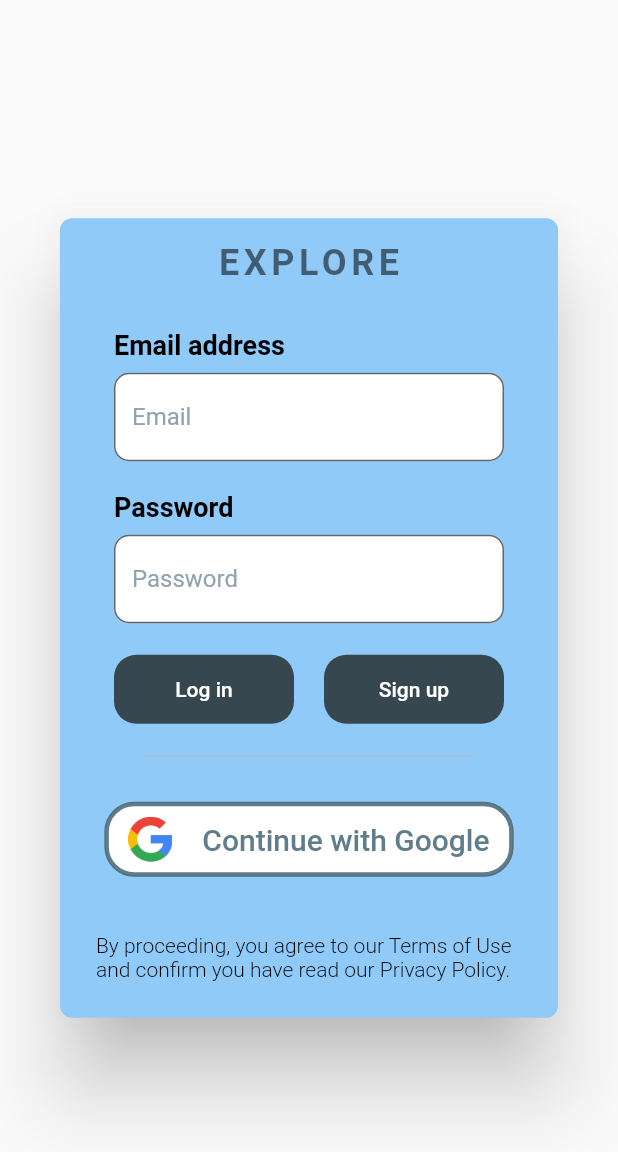
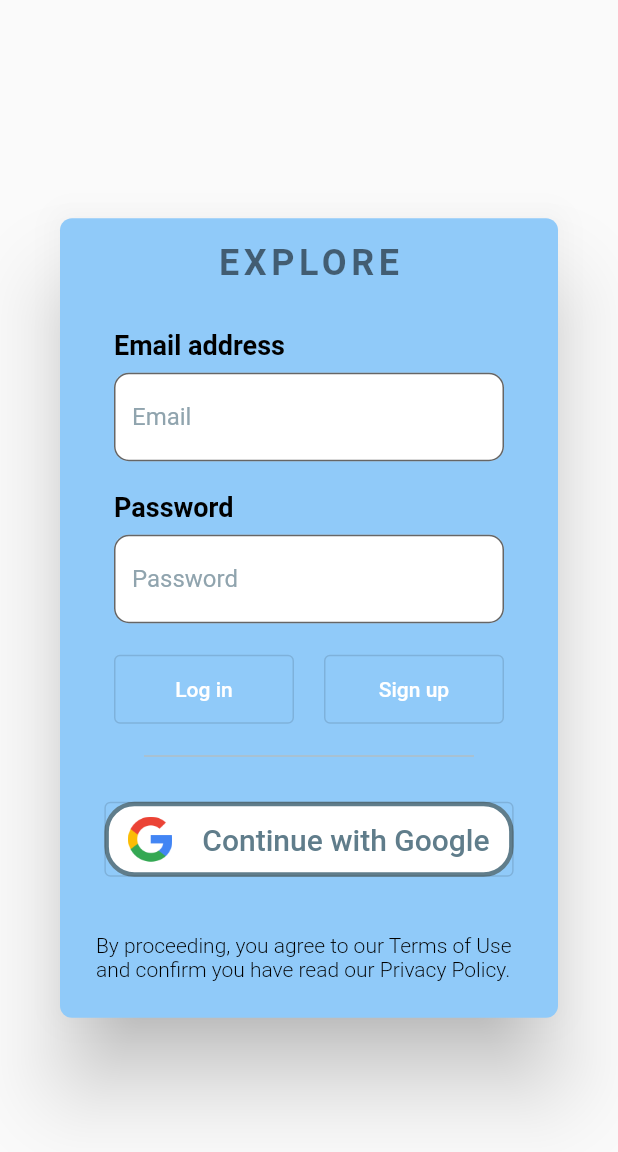
Before and after one commit to pierrickmartino/trip_auth_login, a Flutter app: the AuthDialog widget shown alone on an empty page, opened directly, on a phone screen of 412 x 824 dp. Shown: the top 1152 px of the screen. Run offline on Flutter 3.47's test engine with Material 2 defaults, Android fonts, the phone set to English and light mode, and no system bars; our stand-ins replace firebase_auth, firebase_core, google_sign_in, shared_preferences; accounts and stored records are empty; network calls fail; Roboto replaces fonts that are missing (Montserrat); statements that could not run were skipped.

```diff
--- a/lib/auth_dialog.dart
+++ b/lib/auth_dialog.dart
@@ -5,6 +5,7 @@ import 'google_sign_in_button.dart';
 import 'main.dart';
 
 class AuthDialog extends StatefulWidget {
+  const AuthDialog({Key key}) : super(key: key);
   @override
   _AuthDialogState createState() => _AuthDialogState();
 }
@@ -69,11 +70,11 @@ class _AuthDialogState extends State<AuthDialog> {
     return Dialog(
       backgroundColor: Theme.of(context).backgroundColor,
       shape: RoundedRectangleBorder(
-        borderRadius: BorderRadius.circular(8.0),
+        borderRadius: BorderRadius.circular(8),
       ),
       child: SingleChildScrollView(
         child: Padding(
-          padding: const EdgeInsets.all(16.0),
+          padding: const EdgeInsets.all(16),
           child: Container(
             width: 400,
             color: Theme.of(context).backgroundColor,
@@ -93,10 +94,10 @@ class _AuthDialogState extends State<AuthDialog> {
                     ),
                   ),
                 ),
-                SizedBox(height: 30),
+                const SizedBox(height: 30),
                 Padding(
                   padding: const EdgeInsets.only(
-                    left: 20.0,
+                    left: 20,
                     bottom: 8,
                   ),
                   child: Text(
@@ -105,15 +106,13 @@ class _AuthDialogState extends State<AuthDialog> {
                     style: TextStyle(
                       color: Theme.of(context).textTheme.subtitle2.color,
                       fontSize: 18,
-                      // fontFamily: 'Montserrat',
                       fontWeight: FontWeight.bold,
-                      // letterSpacing: 3,
                     ),
                   ),
                 ),
                 Padding(
                   padding: const EdgeInsets.only(
-                    left: 20.0,
+                    left: 20,
                     right: 20,
                   ),
                   child: TextField(
@@ -121,7 +120,6 @@ class _AuthDialogState extends State<AuthDialog> {
                     keyboardType: TextInputType.emailAddress,
                     textInputAction: TextInputAction.next,
                     controller: textControllerEmail,
-                    autofocus: false,
                     onChanged: (value) {
                       setState(() {
                         _isEditingEmail = true;
@@ -132,9 +130,9 @@ class _AuthDialogState extends State<AuthDialog> {
                       FocusScope.of(context)
                           .requestFocus(textFocusNodePassword);
                     },
-                    style: TextStyle(color: Colors.black),
+                    style: const TextStyle(color: Colors.black),
                     decoration: InputDecoration(
-                      border: new OutlineInputBorder(
+                      border: OutlineInputBorder(
                         borderRadius: BorderRadius.circular(10),
                         borderSide: BorderSide(
                           color: Colors.blueGrey[800],
@@ -142,25 +140,25 @@ class _AuthDialogState extends State<AuthDialog> {
                         ),
                       ),
                       filled: true,
-                      hintStyle: new TextStyle(
+                      hintStyle: TextStyle(
                         color: Colors.blueGrey[300],
                       ),
-                      hintText: "Email",
+                      hintText: 'Email',
                       fillColor: Colors.white,
                       errorText: _isEditingEmail
                           ? _validateEmail(textControllerEmail.text)
                           : null,
-                      errorStyle: TextStyle(
+                      errorStyle: const TextStyle(
                         fontSize: 12,
                         color: Colors.redAccent,
                       ),
                     ),
                   ),
                 ),
-                SizedBox(height: 20),
+                const SizedBox(height: 20),
                 Padding(
                   padding: const EdgeInsets.only(
-                    left: 20.0,
+                    left: 20,
                     bottom: 8,
                   ),
                   child: Text(
@@ -176,7 +174,7 @@ class _AuthDialogState extends State<AuthDialog> {
                 ),
                 Padding(
                   padding: const EdgeInsets.only(
-                    left: 20.0,
+                    left: 20,
                     right: 20,
                   ),
                   child: TextField(
@@ -185,7 +183,6 @@ class _AuthDialogState extends State<AuthDialog> {
                     textInputAction: TextInputAction.done,
                     controller: textControllerPassword,
                     obscureText: true,
-                    autofocus: false,
                     onChanged: (value) {
                       setState(() {
                         _isEditingPassword = true;
@@ -196,9 +193,9 @@ class _AuthDialogState extends State<AuthDialog> {
                       FocusScope.of(context)
                           .requestFocus(textFocusNodePassword);
                     },
-                    style: TextStyle(color: Colors.black),
+                    style: const TextStyle(color: Colors.black),
                     decoration: InputDecoration(
-                      border: new OutlineInputBorder(
+                      border: OutlineInputBorder(
                         borderRadius: BorderRadius.circular(10),
                         borderSide: BorderSide(
                           color: Colors.blueGrey[800],
@@ -206,15 +203,15 @@ class _AuthDialogState extends State<AuthDialog> {
                         ),
                       ),
                       filled: true,
-                      hintStyle: new TextStyle(
+                      hintStyle: TextStyle(
                         color: Colors.blueGrey[300],
                       ),
-                      hintText: "Password",
+                      hintText: 'Password',
                       fillColor: Colors.white,
                       errorText: _isEditingPassword
                           ? _validatePassword(textControllerPassword.text)
                           : null,
-                      errorStyle: TextStyle(
+                      errorStyle: const TextStyle(
                         fontSize: 12,
                         color: Colors.redAccent,
                       ),
@@ -222,19 +219,14 @@ class _AuthDialogState extends State<AuthDialog> {
                   ),
                 ),
                 Padding(
-                  padding: const EdgeInsets.all(20.0),
+                  padding: const EdgeInsets.all(20),
                   child: Row(
-                    mainAxisSize: MainAxisSize.max,
                     mainAxisAlignment: MainAxisAlignment.spaceAround,
                     children: [
                       Flexible(
-                        flex: 1,
                         child: Container(
                           width: double.maxFinite,
-                          child: FlatButton(
-                            color: Colors.blueGrey[800],
-                            hoverColor: Colors.blueGrey[900],
-                            highlightColor: Colors.black,
+                          child: OutlinedButton(
                             onPressed: () async {
                               setState(() {
                                 _isLoggingIn = true;
@@ -257,13 +249,14 @@ class _AuthDialogState extends State<AuthDialog> {
                                           'You have successfully logged in';
                                       loginStringColor = Colors.green;
                                     });
-                                    Future.delayed(Duration(milliseconds: 500),
-                                        () {
+                                    Future.delayed(
+                                        const Duration(milliseconds: 500), () {
                                       Navigator.of(context).pop();
                                       Navigator.of(context)
                                           .pushReplacement(MaterialPageRoute(
                                         fullscreenDialog: true,
-                                        builder: (context) => MyHomePage(),
+                                        builder: (context) => const MyHomePage(
+                                            title: 'Flutter Demo Home Page'),
                                       ));
                                     });
                                   }
@@ -289,27 +282,24 @@ class _AuthDialogState extends State<AuthDialog> {
                                 _isEditingPassword = false;
                               });
                             },
-                            shape: RoundedRectangleBorder(
-                              borderRadius: BorderRadius.circular(15),
-                            ),
                             child: Padding(
-                              padding: EdgeInsets.only(
-                                top: 15.0,
-                                bottom: 15.0,
+                              padding: const EdgeInsets.only(
+                                top: 15,
+                                bottom: 15,
                               ),
                               child: _isLoggingIn
-                                  ? SizedBox(
+                                  ? const SizedBox(
                                       height: 16,
                                       width: 16,
                                       child: CircularProgressIndicator(
                                         strokeWidth: 2,
                                         valueColor:
-                                            new AlwaysStoppedAnimation<Color>(
+                                            AlwaysStoppedAnimation<Color>(
                                           Colors.white,
                                         ),
                                       ),
                                     )
-                                  : Text(
+                                  : const Text(
                                       'Log in',
                                       style: TextStyle(
                                         fontSize: 14,
@@ -320,15 +310,11 @@ class _AuthDialogState extends State<AuthDialog> {
                           ),
                         ),
                       ),
-                      SizedBox(width: 20),
+                      const SizedBox(width: 20),
                       Flexible(
-                        flex: 1,
                         child: Container(
                           width: double.maxFinite,
-                          child: FlatButton(
-                            color: Colors.blueGrey[800],
-                            hoverColor: Colors.blueGrey[900],
-                            highlightColor: Colors.black,
+                          child: OutlinedButton(
                             onPressed: () async {
                               setState(() {
                                 textFocusNodeEmail.unfocus();
@@ -377,27 +363,24 @@ class _AuthDialogState extends State<AuthDialog> {
                                 _isEditingPassword = false;
                               });
                             },
-                            shape: RoundedRectangleBorder(
-                              borderRadius: BorderRadius.circular(15),
-                            ),
                             child: Padding(
-                              padding: EdgeInsets.only(
-                                top: 15.0,
-                                bottom: 15.0,
+                              padding: const EdgeInsets.only(
+                                top: 15,
+                                bottom: 15,
                               ),
                               child: _isRegistering
-                                  ? SizedBox(
+                                  ? const SizedBox(
                                       height: 16,
                                       width: 16,
                                       child: CircularProgressIndicator(
                                         strokeWidth: 2,
                                         valueColor:
-                                            new AlwaysStoppedAnimation<Color>(
+                                            AlwaysStoppedAnimation<Color>(
                                           Colors.white,
                                         ),
                                       ),
                                     )
-                                  : Text(
+                                  : const Text(
                                       'Sign up',
                                       style: TextStyle(
                                         fontSize: 14,
@@ -411,11 +394,11 @@ class _AuthDialogState extends State<AuthDialog> {
                     ],
                   ),
                 ),
-                loginStatus != null
-                    ? Center(
+                if (loginStatus != null)
+                  Center(
                     child: Padding(
                       padding: const EdgeInsets.only(
-                            bottom: 20.0,
+                        bottom: 20,
                       ),
                       child: Text(
                         loginStatus,
@@ -427,11 +410,12 @@ class _AuthDialogState extends State<AuthDialog> {
                       ),
                     ),
                   )
-                    : Container(),
+                else
+                  Container(),
                 Padding(
                   padding: const EdgeInsets.only(
-                    left: 40.0,
-                    right: 40.0,
+                    left: 40,
+                    right: 40,
                   ),
                   child: Container(
                     height: 1,
@@ -439,11 +423,11 @@ class _AuthDialogState extends State<AuthDialog> {
                     color: Colors.blueGrey[200],
                   ),
                 ),
-                SizedBox(height: 30),
-                Center(child: GoogleButton()),
-                SizedBox(height: 30),
+                const SizedBox(height: 30),
+                const Center(child: GoogleButton()),
+                const SizedBox(height: 30),
                 Padding(
-                  padding: const EdgeInsets.all(8.0),
+                  padding: const EdgeInsets.all(8),
                   child: Text(
                     'By proceeding, you agree to our Terms of Use and confirm you have read our Privacy Policy.',
                     maxLines: 2,
--- a/lib/authentication.dart
+++ b/lib/authentication.dart
@@ -166,5 +166,5 @@ void signOutGoogle() async {
   userEmail = null;
   imageUrl = null;
 
-  print("User signed out of Google account");
+  print('User signed out of Google account');
 }
--- a/lib/google_sign_in_button.dart
+++ b/lib/google_sign_in_button.dart
@@ -1,9 +1,10 @@
-import 'authentication.dart';
 import 'package:flutter/material.dart';
 
-import 'main.dart';
+import 'authentication.dart';
 
 class GoogleButton extends StatefulWidget {
+  const GoogleButton({Key key}) : super(key: key);
+
   @override
   _GoogleButtonState createState() => _GoogleButtonState();
 }
@@ -17,13 +18,11 @@ class _GoogleButtonState extends State<GoogleButton> {
       decoration: ShapeDecoration(
         shape: RoundedRectangleBorder(
           borderRadius: BorderRadius.circular(20),
-          side: BorderSide(color: Colors.blueGrey, width: 3),
+          side: const BorderSide(color: Colors.blueGrey, width: 3),
         ),
         color: Colors.white,
       ),
-      child: OutlineButton(
-        highlightColor: Colors.blueGrey[100],
-        splashColor: Colors.blueGrey[200],
+      child: OutlinedButton(
         onPressed: () async {
           setState(() {
             _isProcessing = true;
@@ -32,12 +31,12 @@ class _GoogleButtonState extends State<GoogleButton> {
             print(result);
             if (result != null) {
               Navigator.of(context).pop();
-              Navigator.of(context).pushReplacement(
-                MaterialPageRoute(
-                  fullscreenDialog: true,
-                  builder: (context) => MyHomePage(),
-                ),
-              );
+              // Navigator.of(context).pushReplacement(
+              //   MaterialPageRoute(
+              //     fullscreenDialog: true,
+              //     builder: (context) => MyHomePage(),
+              //   ),
+              // );
             }
           }).catchError((error) {
             print('Registration Error: $error');
@@ -46,30 +45,24 @@ class _GoogleButtonState extends State<GoogleButton> {
             _isProcessing = false;
           });
         },
-        shape: RoundedRectangleBorder(
-          borderRadius: BorderRadius.circular(20),
-          side: BorderSide(color: Colors.blueGrey, width: 3),
-        ),
-        highlightElevation: 0,
-        // borderSide: BorderSide(color: Colors.blueGrey, width: 3),
         child: Padding(
           padding: const EdgeInsets.fromLTRB(0, 10, 0, 10),
           child: _isProcessing
-              ? CircularProgressIndicator(
-                  valueColor: new AlwaysStoppedAnimation<Color>(
+              ? const CircularProgressIndicator(
+                  valueColor: AlwaysStoppedAnimation<Color>(
                     Colors.blueGrey,
                   ),
                 )
               : Row(
                   mainAxisSize: MainAxisSize.min,
                   mainAxisAlignment: MainAxisAlignment.center,
-                  children: <Widget>[
+                  children: const <Widget>[
                     Image(
-                      image: AssetImage("assets/images/google_logo.png"),
-                      height: 30.0,
+                      image: AssetImage('assets/images/google_logo.png'),
+                      height: 30,
                     ),
                     Padding(
-                      padding: const EdgeInsets.only(left: 20),
+                      padding: EdgeInsets.only(left: 20),
                       child: Text(
                         'Continue with Google',
                         style: TextStyle(
--- a/lib/main.dart
+++ b/lib/main.dart
@@ -103,7 +103,7 @@ class _MyHomePageState extends State<MyHomePage> {
                   ? () {
                       showDialog(
                         context: context,
-                        builder: (context) => AuthDialog(),
+                        builder: (context) => const AuthDialog(),
                       );
                     }
                   : null,
@@ -134,10 +134,12 @@ class _MyHomePageState extends State<MyHomePage> {
                                   });
                                   await signOut().then((result) {
                                     print(result);
+                                    //Navigator.of(context).pop();
                                     Navigator.of(context).pushReplacement(
                                       MaterialPageRoute<dynamic>(
                                         fullscreenDialog: true,
-                                        builder: (context) => MyHomePage(),
+                                        builder: (context) => const MyHomePage(
+                                            title: 'Flutter Demo Home Page'),
                                       ),
                                     );
                                   }).catchError((error) {
--- a/pubspec.yaml
+++ b/pubspec.yaml
@@ -31,7 +31,6 @@ dependencies:
   flutter:
     sdk: flutter
 
-  flutter_signin_button: ^1.1.0
   google_sign_in: ^4.5.9
 
   shared_preferences: ^0.5.12+4
```
Also changed, not shown: pubspec.lock. Lines whose indentation alone changed are shown as unchanged.
